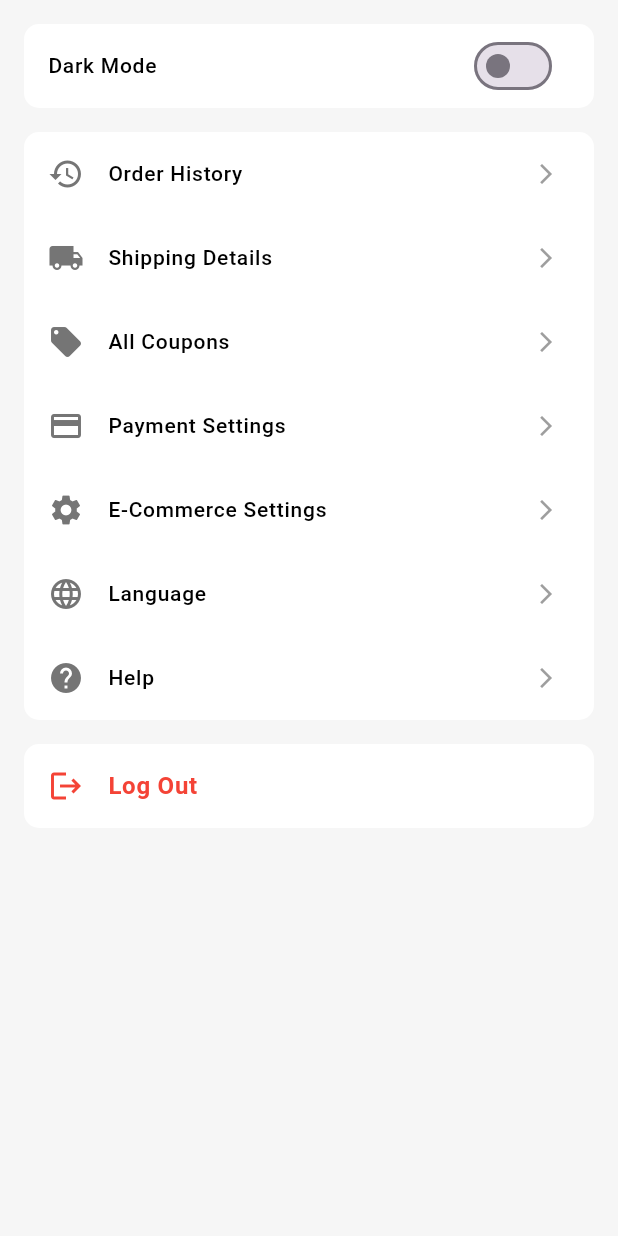
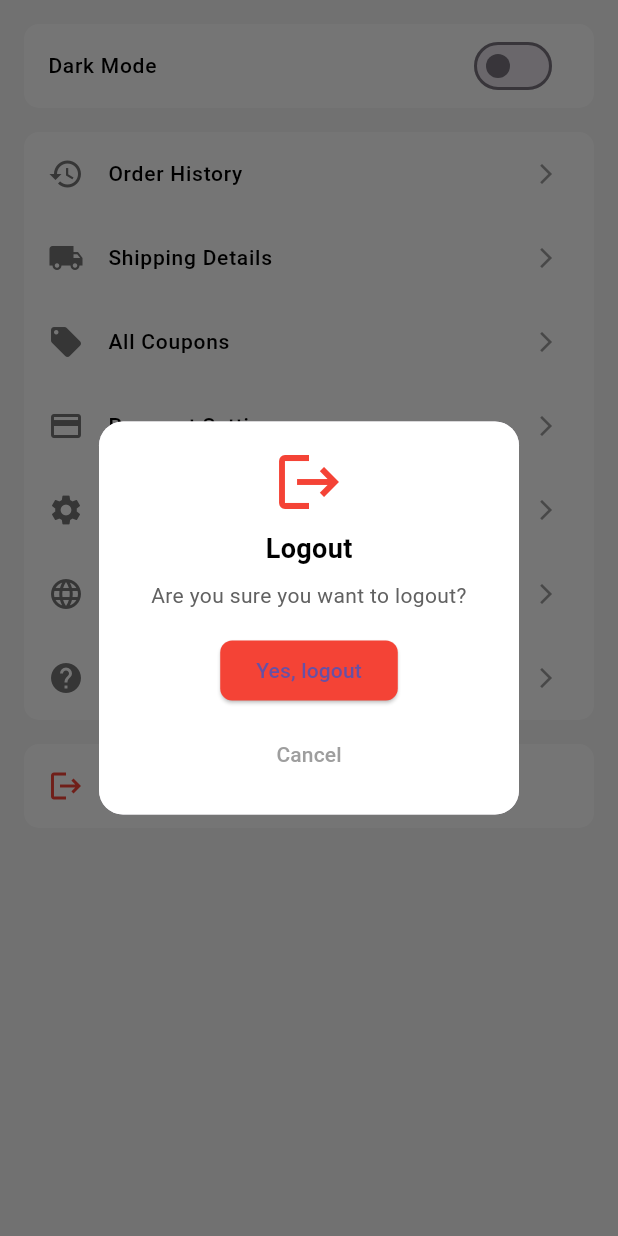
Before and after one commit to shawonkst21/flutterProjects, a Flutter app: the SettingsPage screen opened directly, after a tap on "Log Out", on a phone screen of 412 x 824 dp. Run offline on Flutter 3.47's test engine with Material 3 defaults, Android fonts, the phone set to English and light mode, and no system bars.

Commit message:
add logout function

```diff
--- a/lib/screen/profile.dart
+++ b/lib/screen/profile.dart
@@ -54,10 +54,10 @@ class ProfilePage extends StatelessWidget {
                       //  Positioned(child: Text("Sadman Shawon"))
                     ],
                   ),
-                  SizedBox(
+                  const SizedBox(
                     height: 10,
                   ),
-                  Text(
+                  const Text(
                     "Sadman Shawon",
                     style: TextStyle(fontWeight: FontWeight.bold, fontSize: 15),
                   ),
@@ -137,7 +137,7 @@ class ProfilePage extends StatelessWidget {
                 ),
               ),
             ),
-            SizedBox(
+            const SizedBox(
               height: 50,
             )
           ],
--- a/lib/screen/setting.dart
+++ b/lib/screen/setting.dart
@@ -91,9 +91,7 @@ class _SettingsPageState extends State<SettingsPage> {
                     fontWeight: FontWeight.bold,
                   ),
                 ),
-                onTap: () {
-                  // Add logout functionality here
-                },
+                onTap: _showLogoutDialog, // Call the dialog
               ),
             ),
           ],
@@ -121,4 +119,70 @@ class _SettingsPageState extends State<SettingsPage> {
       onTap: onTap,
     );
   }
+
+  void _showLogoutDialog() {
+    showDialog(
+      context: context,
+      builder: (BuildContext context) {
+        return Dialog(
+          shape: RoundedRectangleBorder(
+            borderRadius: BorderRadius.circular(16),
+          ),
+          child: Container(
+            padding: const EdgeInsets.all(16),
+            decoration: BoxDecoration(
+              color: isDarkMode ? Colors.grey[900] : Colors.white,
+              borderRadius: BorderRadius.circular(16),
+            ),
+            child: Column(
+              mainAxisSize: MainAxisSize.min,
+              children: [
+                const Icon(Icons.logout, size: 48, color: Colors.red),
+                const SizedBox(height: 8),
+                Text(
+                  'Logout',
+                  style: TextStyle(
+                    fontSize: 18,
+                    fontWeight: FontWeight.bold,
+                    color: isDarkMode ? Colors.white : Colors.black,
+                  ),
+                ),
+                const SizedBox(height: 8),
+                Text(
+                  'Are you sure you want to logout?',
+                  textAlign: TextAlign.center,
+                  style: TextStyle(
+                    fontSize: 14,
+                    color: isDarkMode ? Colors.grey[400] : Colors.grey[700],
+                  ),
+                ),
+                const SizedBox(height: 16),
+                ElevatedButton(
+                  onPressed: () {
+                    Navigator.pop(context); // Close the dialog
+                    // Add logout functionality here
+                  },
+                  style: ElevatedButton.styleFrom(
+                    backgroundColor: Colors.red,
+                    shape: RoundedRectangleBorder(
+                      borderRadius: BorderRadius.circular(8),
+                    ),
+                  ),
+                  child: const Text('Yes, logout'),
+                ),
+                const SizedBox(height: 8),
+                TextButton(
+                  onPressed: () => Navigator.pop(context), // Close the dialog
+                  child: const Text(
+                    'Cancel',
+                    style: TextStyle(color: Colors.grey),
+                  ),
+                ),
+              ],
+            ),
+          ),
+        );
+      },
+    );
+  }
 }
```
